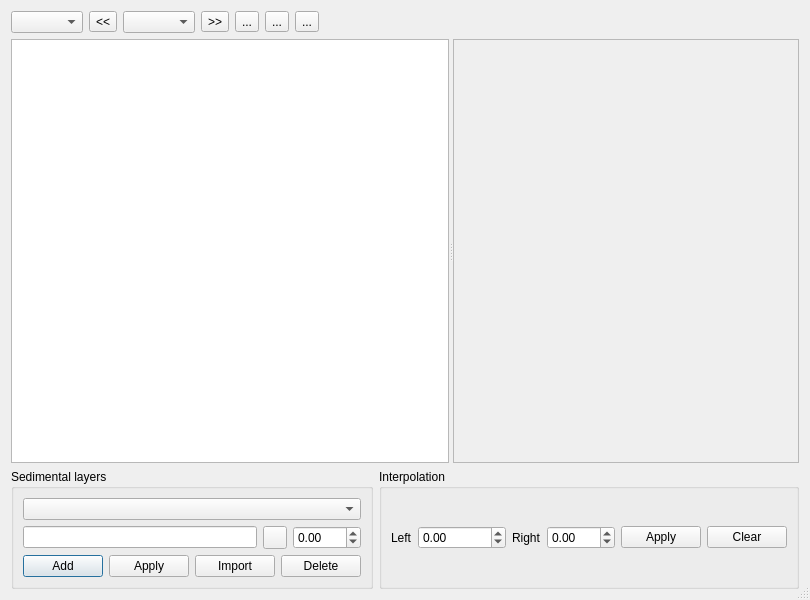
Before: the Qt Designer form PreCourlis/ui/profile_dialog_base.ui in nixsosx2032/PreCourlis, drawn with Qt 5.
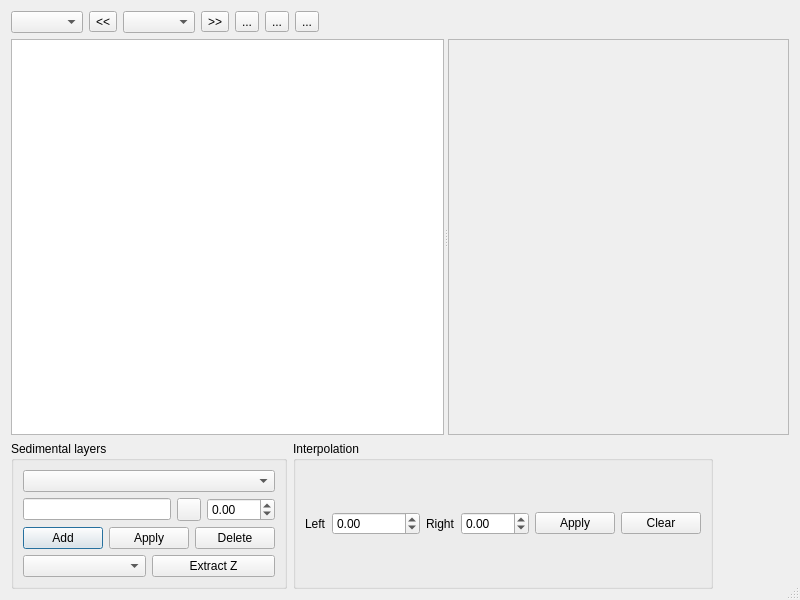
After: the same form once the commit is applied. Custom widgets are drawn as their Qt base class.

Commit message: Add DEM combobox in profile dialog and refresh graph

```diff
--- a/PreCourlis/ui/profile_dialog_base.ui
+++ b/PreCourlis/ui/profile_dialog_base.ui
@@ -271,16 +271,6 @@
             </property>
            </widget>
           </item>
-          <item>
-           <widget class="QPushButton" name="importLayerValuesButton">
-            <property name="toolTip">
-             <string>Import layer values from DEM</string>
-            </property>
-            <property name="text">
-             <string>Import</string>
-            </property>
-           </widget>
-          </item>
           <item>
            <widget class="QPushButton" name="deleteLayerButton">
             <property name="toolTip">
@@ -293,6 +283,23 @@
           </item>
          </layout>
         </item>
+        <item>
+         <layout class="QHBoxLayout" name="horizontalLayout_5">
+          <item>
+           <widget class="QgsMapLayerComboBox" name="extractLayerZDEMComboBox"/>
+          </item>
+          <item>
+           <widget class="QPushButton" name="extractLayerZButton">
+            <property name="toolTip">
+             <string>Extract layer values from DEM</string>
+            </property>
+            <property name="text">
+             <string>Extract Z</string>
+            </property>
+           </widget>
+          </item>
+         </layout>
+        </item>
        </layout>
       </widget>
      </item>
```
The commit also changes 2 other files.
